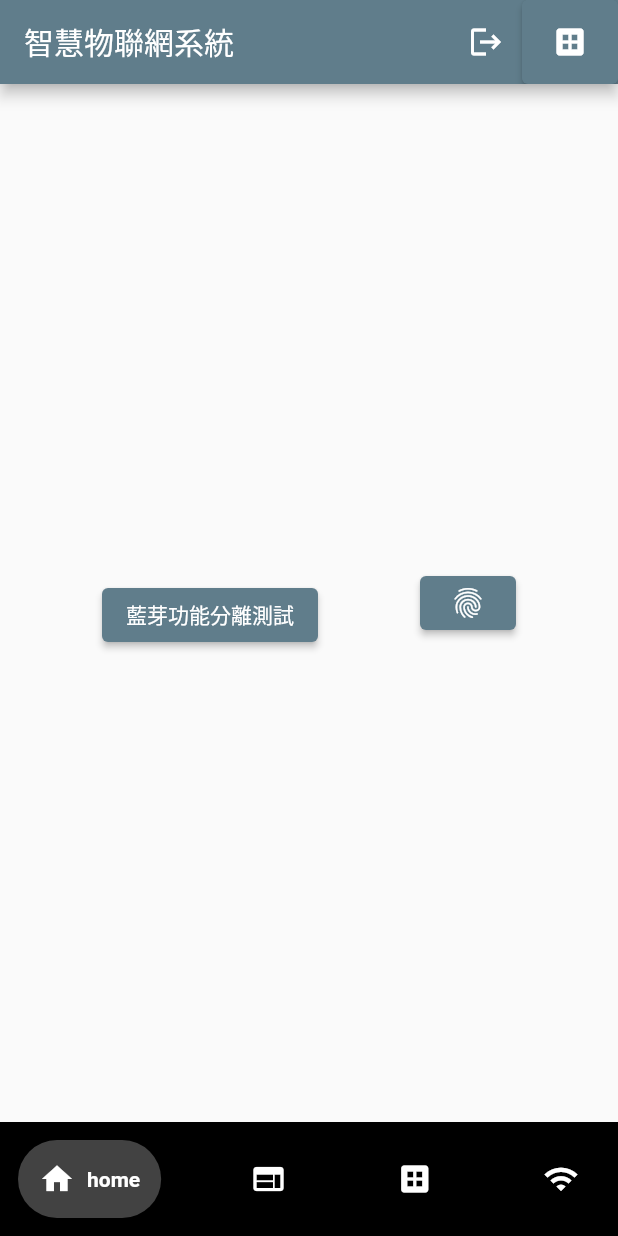
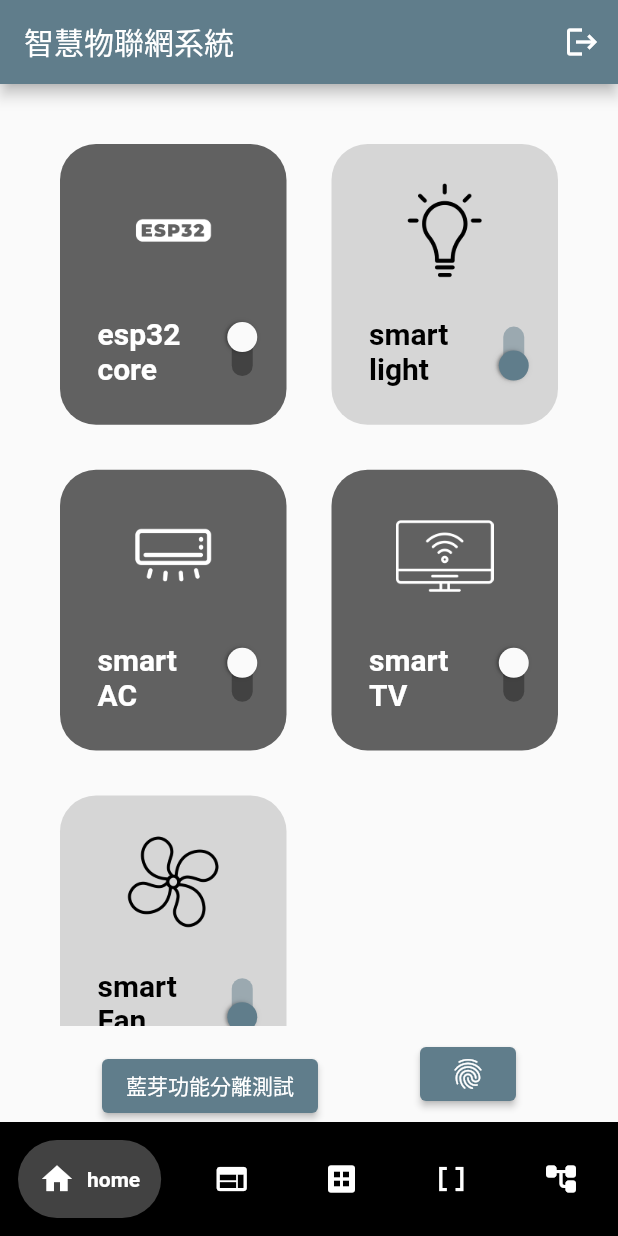
Before and after one commit to ncueteam/ncue_app_project, a Flutter app: the screen it shows once a user with an empty profile is signed in, after a tap on the "logout" icon, on a phone screen of 412 x 824 dp. Run offline on Flutter 3.47's test engine with Material 2 defaults, Android fonts, the phone set to English and light mode, and no system bars; drawn by our look-alikes of google_nav_bar; our stand-ins replace audioplayers, cloud_firestore, firebase_auth, firebase_core, flutter_blue_plus, flutter_bluetooth_serial and 6 more; missing offline and left inert: encrypt, mqtt_client, mysql_client; accounts and stored records are empty.

Commit message:
控制中心

```diff
--- a/lib/main.dart
+++ b/lib/main.dart
@@ -1,6 +1,5 @@
 import 'package:firebase_core/firebase_core.dart';
 import 'package:flutter/material.dart';
-import 'package:ncue_aiot/bluetooth/wifipage2.dart';
 import 'package:ncue_aiot/screens/auth_system/firebase_auth_page.dart';
 import 'package:ncue_aiot/screens/auth_system/login_or_register.dart';
 import 'package:ncue_aiot/screens/ble_device_detecter.dart';
@@ -39,7 +38,6 @@ class Main extends StatelessWidget {
         '/login': (context) => const LoginOrRegisterPage(),
         '/database': (context) => const MysqlDemo(),
         '/webview': (context) => const WebViewTest(),
-        '/wifi': (context) => const WifiSetter(),
         '/ble': (context) => const BleDeviceList(),
         '/ble_page': (context) => const BluetoothOffPage()
       },
--- a/lib/screens/home_screen.dart
+++ b/lib/screens/home_screen.dart
@@ -1,6 +1,7 @@
 import 'package:firebase_auth/firebase_auth.dart';
 import 'package:flutter/material.dart';
 import 'package:google_nav_bar/google_nav_bar.dart';
+import 'package:ncue_aiot/util/smart_device_box.dart';
 import '../services/local_auth_service.dart';
 
 class HomeScreen extends StatefulWidget {
@@ -20,6 +21,20 @@ class _HomeScreenState extends State<HomeScreen> {
     FirebaseAuth.instance.signOut();
   }
 
+  List devices = [
+    ["esp32 core", "lib/icons/esp32.png", false],
+    ["smart light", "lib/icons/light-bulb.png", true],
+    ["smart AC", "lib/icons/air-conditioner.png", false],
+    ["smart TV", "lib/icons/smart-tv.png", false],
+    ["smart Fan", "lib/icons/fan.png", true],
+  ];
+
+  void powerSwitchChanged(bool value, int index) {
+    setState(() {
+      devices[index][2] = value;
+    });
+  }
+
   @override
   Widget build(BuildContext context) {
     return Scaffold(
@@ -27,14 +42,27 @@ class _HomeScreenState extends State<HomeScreen> {
         title: const Text("智慧物聯網系統"),
         centerTitle: false,
         actions: [
-          IconButton(onPressed: signUserOut, icon: const Icon(Icons.logout)),
-          ElevatedButton(
-            onPressed: () => Navigator.pushNamed(context, '/database'),
-            child: const Icon(Icons.dataset),
-          ),
+          IconButton(onPressed: signUserOut, icon: const Icon(Icons.logout))
         ],
       ),
-      body: Center(
+      body: Column(
+        children: [
+          Expanded(
+              child: GridView.builder(
+            itemCount: devices.length,
+            padding: const EdgeInsets.all(25),
+            gridDelegate: const SliverGridDelegateWithFixedCrossAxisCount(
+                crossAxisCount: 2, childAspectRatio: 1 / 1.2),
+            itemBuilder: (BuildContext context, int index) {
+              return SmartDeviceBox(
+                deviceName: devices[index][0],
+                iconPath: devices[index][1],
+                powerOn: devices[index][2],
+                onChanged: (value) => powerSwitchChanged(value, index),
+              );
+            },
+          )),
+          Center(
             child: Row(
               children: [
                 const Spacer(),
@@ -44,8 +72,9 @@ class _HomeScreenState extends State<HomeScreen> {
                   children: [
                     Text(user!.email!),
                     ElevatedButton(
-                    onPressed: () => Navigator.pushNamed(context, '/ble_page'),
-                    child: const Text("藍芽功能分離測試"))
+                        onPressed: () =>
+                            Navigator.pushNamed(context, '/ble_page'),
+                        child: const Text("藍芽功能分離測試")),
                   ],
                 ),
                 const Spacer(),
@@ -74,6 +103,8 @@ class _HomeScreenState extends State<HomeScreen> {
                 const Spacer(),
               ],
             ),
+          ),
+        ],
       ),
       bottomNavigationBar: Container(
         color: Colors.black,
@@ -105,19 +136,14 @@ class _HomeScreenState extends State<HomeScreen> {
                   }
                 case 3:
                   {
-                    Navigator.pushNamed(context, '/wifi');
-                    break;
-                  }
-                /*case 4:
-                  {
                     Navigator.pushNamed(context, '/json');
                     break;
                   }
-                case 5:
+                case 4:
                   {
                     Navigator.pushNamed(context, '/mqtt');
                     break;
-                  }*/
+                  }
                 default:
                   {
                     break;
@@ -138,17 +164,13 @@ class _HomeScreenState extends State<HomeScreen> {
                 text: "database",
               ),
               GButton(
-                icon: Icons.wifi,
-                text: "wifi",
-              ),
-              /*GButton(
                 icon: Icons.data_array_sharp,
                 text: "json",
               ),
               GButton(
                 icon: Icons.account_tree_rounded,
                 text: "mqtt",
-              ),*/
+              ),
             ],
           ),
         ),
--- /dev/null
+++ b/lib/util/smart_device_box.dart
@@ -0,0 +1,55 @@
+import 'dart:math';
+
+import 'package:flutter/material.dart';
+
+// ignore: must_be_immutable
+class SmartDeviceBox extends StatelessWidget {
+  SmartDeviceBox(
+      {super.key,
+      required this.deviceName,
+      required this.iconPath,
+      required this.powerOn,
+      required this.onChanged});
+
+  void Function(bool)? onChanged;
+  final String deviceName;
+  final String iconPath;
+  final bool powerOn;
+
+  @override
+  Widget build(BuildContext context) {
+    return Padding(
+      padding: const EdgeInsets.all(15.0),
+      child: Container(
+        padding: const EdgeInsets.symmetric(vertical: 25),
+        decoration: BoxDecoration(
+            color: powerOn ? Colors.grey[350] : Colors.grey[700],
+            borderRadius: BorderRadius.circular(24)),
+        child: Column(
+            mainAxisAlignment: MainAxisAlignment.spaceBetween,
+            children: [
+              Image.asset(iconPath,
+                  height: 65, color: powerOn ? Colors.black : Colors.white),
+              Row(
+                children: [
+                  Expanded(
+                      child: Padding(
+                    padding: const EdgeInsets.only(left: 25.0),
+                    child: Text(
+                      deviceName,
+                      style: TextStyle(
+                          fontWeight: FontWeight.bold,
+                          fontSize: 20,
+                          color: powerOn ? Colors.black : Colors.white),
+                    ),
+                  )),
+                  Transform.rotate(
+                      angle: pi / 2,
+                      child: Switch(value: powerOn, onChanged: onChanged))
+                ],
+              )
+            ]),
+      ),
+    );
+  }
+}
--- a/pubspec.yaml
+++ b/pubspec.yaml
@@ -56,3 +56,4 @@ flutter:
     - assets/
     - assets/sounds/
     - assets/icons/
+    - lib/icons/
```
Also changed, not shown: lib/icons/air-conditioner.png (added), lib/icons/esp32.png (added), lib/icons/fan.png (added), lib/icons/light-bulb.png (added), lib/icons/menu.png (added), lib/icons/smart-tv.png (added), pubspec.lock. Lines whose indentation alone changed are shown as unchanged.
